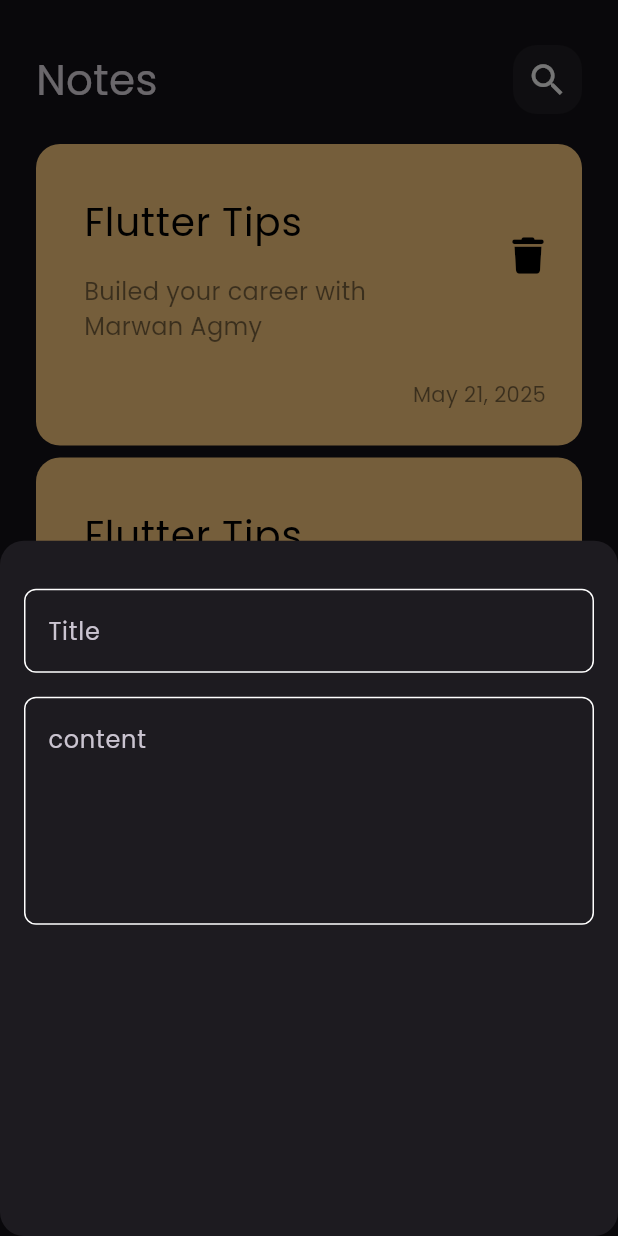
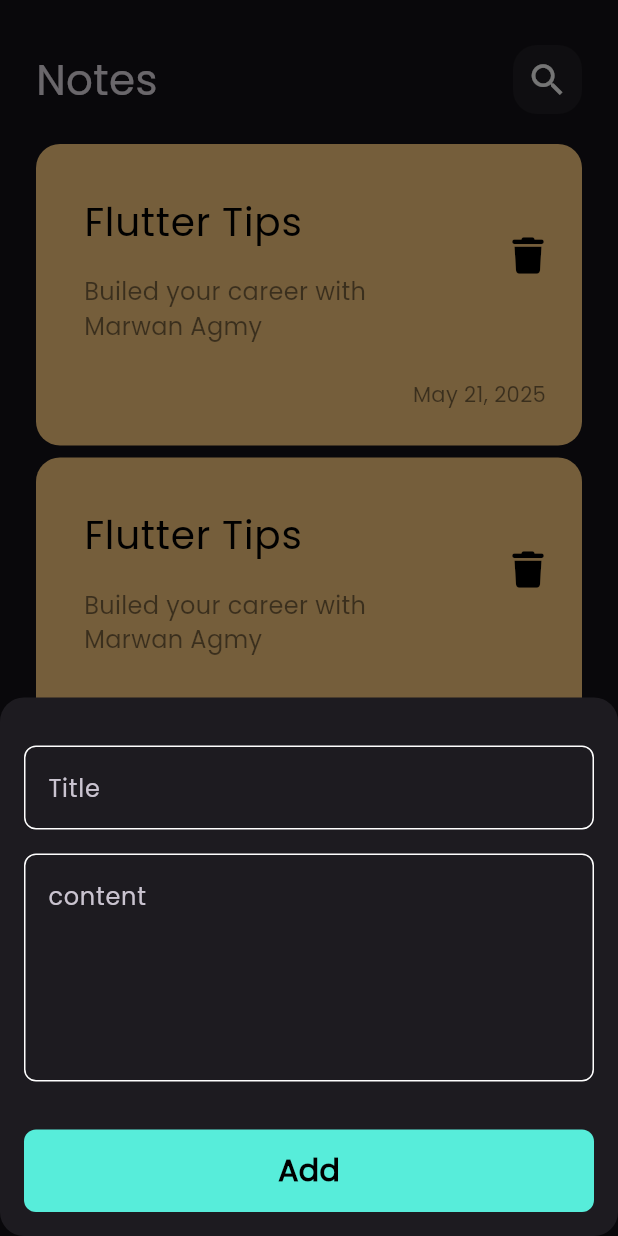
Before and after one commit to MarwanAgmy/notes_app, a Flutter app: the screen it shows after launch, after a tap on the "add" icon, on a phone screen of 412 x 824 dp. Run offline on Flutter 3.47's test engine with Material 3 defaults, Android fonts, the phone set to English and light mode, and no system bars; our stand-ins replace font_awesome_flutter.

Commit message:
create custom button and finish notes bottom sheet

```diff
--- a/lib/widgets/add_note_bottom_sheet.dart
+++ b/lib/widgets/add_note_bottom_sheet.dart
@@ -1,4 +1,6 @@
 import 'package:flutter/material.dart';
+import 'package:notes_app/widgets/constants.dart';
+import 'package:notes_app/widgets/custom_button.dart';
 import 'package:notes_app/widgets/custom_text_field.dart';
 
 class AddNoteBottomSheet extends StatelessWidget {
@@ -8,13 +10,18 @@ class AddNoteBottomSheet extends StatelessWidget {
   Widget build(BuildContext context) {
     return Padding(
       padding: const EdgeInsets.symmetric(horizontal: 16),
+      child: SingleChildScrollView(
         child: Column(
           children: [
             SizedBox(height: 32),
             CustomTextField(hint: 'Title'),
             SizedBox(height: 16),
             CustomTextField(hint: 'content', maxLines: 5),
+            SizedBox(height: 32),
+            CustomButton(),
+            SizedBox(height: 16),
           ],
+        ),
       ),
     );
   }
--- /dev/null
+++ b/lib/widgets/custom_button.dart
@@ -0,0 +1,28 @@
+import 'package:flutter/material.dart';
+import 'package:notes_app/widgets/constants.dart';
+
+class CustomButton extends StatelessWidget {
+  const CustomButton({super.key});
+
+  @override
+  Widget build(BuildContext context) {
+    return Container(
+      height: 55,
+      width: MediaQuery.of(context).size.width,
+      decoration: BoxDecoration(
+        color: KPrimaryColor,
+        borderRadius: BorderRadius.circular(8),
+      ),
+      child: Center(
+        child: Text(
+          'Add',
+          style: TextStyle(
+            color: Colors.black,
+            fontSize: 20,
+            fontWeight: FontWeight.bold,
+          ),
+        ),
+      ),
+    );
+  }
+}
```
Lines whose indentation alone changed are shown as unchanged.
